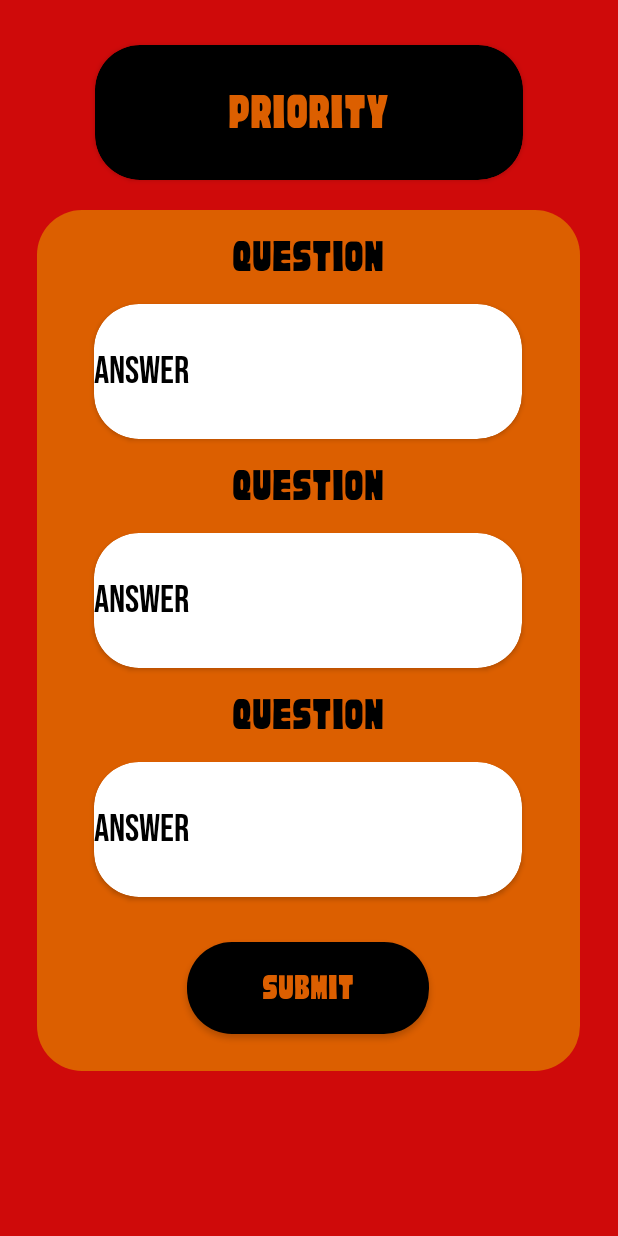
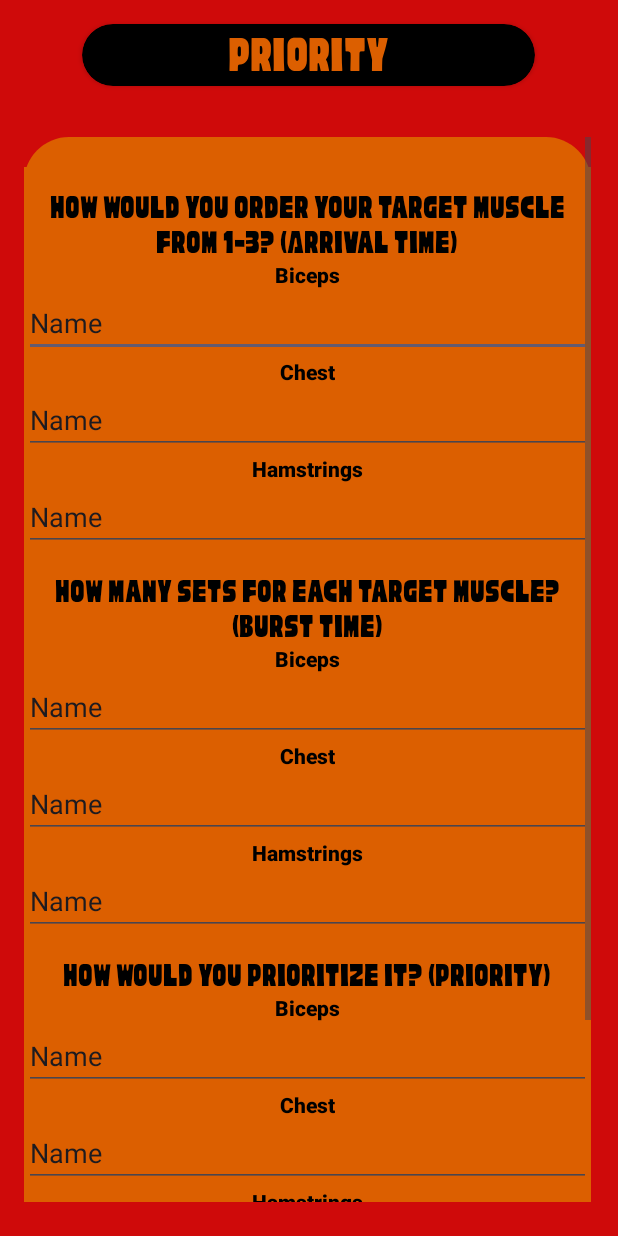
Before and after one commit to ImranTheMan/Flexify_Group4, an Android app: the layout priority_page.xml on its own in the app's theme, with its tools: preview values and no code run, on a phone screen of 412 x 824 dp. Run offline under Robolectric (Android 15) with nearby library versions, the phone set to English and light mode, and no system bars.

Commit message:
UPDATE for MR KARL

```diff
--- a/app/src/main/java/com/example/flexify/MainActivity.kt
+++ b/app/src/main/java/com/example/flexify/MainActivity.kt
@@ -6,6 +6,6 @@ import android.os.Bundle
 class MainActivity : AppCompatActivity() {
     override fun onCreate(savedInstanceState: Bundle?) {
         super.onCreate(savedInstanceState)
-        setContentView(R.layout.activity_main)
+        setContentView(R.layout.priority_page)
     }
 }
--- a/app/src/main/res/layout/priority_page.xml
+++ b/app/src/main/res/layout/priority_page.xml
@@ -6,15 +6,242 @@
     android:layout_height="match_parent"
     android:background="@color/AppBg">
 
+    <ScrollView
+        android:id="@+id/Scroller"
+        android:layout_width="378dp"
+        android:layout_height="710dp"
+        android:background="@drawable/rounded_edge"
+        app:layout_constraintBottom_toBottomOf="parent"
+        app:layout_constraintEnd_toEndOf="parent"
+        app:layout_constraintHorizontal_bias="0.461"
+        app:layout_constraintStart_toStartOf="parent"
+        app:layout_constraintTop_toTopOf="parent"
+        app:layout_constraintVertical_bias="0.804">
+
+        <LinearLayout
+            android:layout_width="match_parent"
+            android:layout_height="wrap_content"
+            android:layout_marginTop="20dp"
+            android:background="#DC5F00"
+            android:orientation="vertical">
+
+            <TextView
+                android:id="@+id/textView3"
+                android:layout_width="match_parent"
+                android:layout_height="wrap_content"
+                android:layout_gravity="center"
+                android:layout_marginTop="15dp"
+                android:fontFamily="@font/cubaofont"
+                android:gravity="center"
+                android:text="How would you order your target muscle from 1-3? (Arrival Time)"
+                android:textColor="#000000"
+                android:textSize="23sp" />
+
+            <TextView
+                android:id="@+id/textView11"
+                android:layout_width="match_parent"
+                android:layout_height="wrap_content"
+                android:fontFamily="sans-serif-black"
+                android:gravity="center"
+                android:text="Biceps"
+                android:textColor="#000000" />
+
+            <EditText
+                android:id="@+id/editBicepsP"
+                android:layout_width="match_parent"
+                android:layout_height="wrap_content"
+                android:ems="10"
+                android:inputType="number"
+                android:text="Name" />
+
+            <TextView
+                android:id="@+id/textView12"
+                android:layout_width="match_parent"
+                android:layout_height="wrap_content"
+                android:fontFamily="sans-serif-black"
+                android:gravity="center"
+                android:text="Chest"
+                android:textColor="#000000" />
+
+            <EditText
+                android:id="@+id/editChestP"
+                android:layout_width="match_parent"
+                android:layout_height="wrap_content"
+                android:ems="10"
+                android:inputType="number"
+                android:text="Name" />
+
+            <TextView
+                android:id="@+id/textView13"
+                android:layout_width="match_parent"
+                android:layout_height="wrap_content"
+                android:fontFamily="sans-serif-black"
+                android:gravity="center"
+                android:text="Hamstrings"
+                android:textColor="#000000" />
+
+            <EditText
+                android:id="@+id/editHamstringsP"
+                android:layout_width="match_parent"
+                android:layout_height="wrap_content"
+                android:ems="10"
+                android:inputType="number"
+                android:text="Name" />
+
+            <TextView
+                android:id="@+id/textView14"
+                android:layout_width="match_parent"
+                android:layout_height="wrap_content"
+                android:layout_gravity="center"
+                android:layout_marginTop="15dp"
+                android:fontFamily="@font/cubaofont"
+                android:gravity="center"
+                android:text="How many sets for each target muscle? (Burst Time)"
+                android:textColor="#000000"
+                android:textSize="23sp" />
+
+            <TextView
+                android:id="@+id/textView15"
+                android:layout_width="match_parent"
+                android:layout_height="wrap_content"
+                android:fontFamily="sans-serif-black"
+                android:gravity="center"
+                android:text="Biceps"
+                android:textColor="#000000" />
+
+            <EditText
+                android:id="@+id/editBicepsPBT"
+                android:layout_width="match_parent"
+                android:layout_height="wrap_content"
+                android:ems="10"
+                android:inputType="number"
+                android:text="Name" />
+
+            <TextView
+                android:id="@+id/textView16"
+                android:layout_width="match_parent"
+                android:layout_height="wrap_content"
+                android:fontFamily="sans-serif-black"
+                android:gravity="center"
+                android:text="Chest"
+                android:textColor="#000000" />
+
+            <EditText
+                android:id="@+id/editChestPBT"
+                android:layout_width="match_parent"
+                android:layout_height="wrap_content"
+                android:ems="10"
+                android:inputType="number"
+                android:text="Name" />
+
+            <TextView
+                android:id="@+id/textView17"
+                android:layout_width="match_parent"
+                android:layout_height="wrap_content"
+                android:fontFamily="sans-serif-black"
+                android:gravity="center"
+                android:text="Hamstrings"
+                android:textColor="#000000" />
+
+            <EditText
+                android:id="@+id/editHamstringsPBT"
+                android:layout_width="match_parent"
+                android:layout_height="wrap_content"
+                android:ems="10"
+                android:inputType="number"
+                android:text="Name" />
+
+            <TextView
+                android:id="@+id/textView18"
+                android:layout_width="match_parent"
+                android:layout_height="wrap_content"
+                android:layout_gravity="center"
+                android:layout_marginTop="15dp"
+                android:fontFamily="@font/cubaofont"
+                android:gravity="center"
+                android:text="How would you prioritize it? (Priority)"
+                android:textColor="#000000"
+                android:textSize="23sp" />
+
+            <TextView
+                android:id="@+id/textView19"
+                android:layout_width="match_parent"
+                android:layout_height="wrap_content"
+                android:fontFamily="sans-serif-black"
+                android:gravity="center"
+                android:text="Biceps"
+                android:textColor="#000000" />
+
+            <EditText
+                android:id="@+id/editBicepsPP"
+                android:layout_width="match_parent"
+                android:layout_height="wrap_content"
+                android:ems="10"
+                android:inputType="number"
+                android:text="Name" />
+
+            <TextView
+                android:id="@+id/textView20"
+                android:layout_width="match_parent"
+                android:layout_height="wrap_content"
+                android:fontFamily="sans-serif-black"
+                android:gravity="center"
+                android:text="Chest"
+                android:textColor="#000000" />
+
+            <EditText
+                android:id="@+id/editChestPP"
+                android:layout_width="match_parent"
+                android:layout_height="wrap_content"
+                android:ems="10"
+                android:inputType="number"
+                android:text="Name" />
+
+            <TextView
+                android:id="@+id/textView21"
+                android:layout_width="match_parent"
+                android:layout_height="wrap_content"
+                android:fontFamily="sans-serif-black"
+                android:gravity="center"
+                android:text="Hamstrings"
+                android:textColor="#000000" />
+
+            <EditText
+                android:id="@+id/editHamstringsPP"
+                android:layout_width="match_parent"
+                android:layout_height="wrap_content"
+                android:ems="10"
+                android:inputType="number"
+                android:text="Name" />
+
+            <androidx.appcompat.widget.AppCompatButton
+                android:layout_width="153dp"
+                android:layout_height="52dp"
+                android:layout_gravity="center"
+                android:layout_marginStart="16dp"
+                android:layout_marginTop="10dp"
+                android:layout_marginEnd="16dp"
+                android:layout_marginBottom="30dp"
+                android:background="@drawable/rounded_button"
+                android:fontFamily="@font/cubaofont"
+                android:text="SUBMIT"
+                android:textColor="#DC5F00"
+                android:textSize="25sp" />
+
+
+        </LinearLayout>
+    </ScrollView>
+
     <androidx.cardview.widget.CardView
         android:id="@+id/cardPriority"
-        android:layout_width="285dp"
-        android:layout_height="90dp"
+        android:layout_width="302dp"
+        android:layout_height="41dp"
         android:layout_gravity="center"
-        android:layout_marginTop="30dp"
+        android:layout_marginTop="16dp"
         app:cardBackgroundColor="#000000"
         app:cardCornerRadius="30dp"
         app:layout_constraintEnd_toEndOf="parent"
+        app:layout_constraintHorizontal_bias="0.494"
         app:layout_constraintStart_toStartOf="parent"
         app:layout_constraintTop_toTopOf="parent">
 
@@ -29,142 +256,4 @@
             android:textSize="35sp" />
     </androidx.cardview.widget.CardView>
 
-    <LinearLayout
-        android:layout_width="362dp"
-        android:layout_height="574dp"
-        android:layout_marginTop="20dp"
-        android:background="@drawable/rounded_edge"
-        android:orientation="vertical"
-        app:layout_constraintBottom_toBottomOf="parent"
-        app:layout_constraintEnd_toEndOf="parent"
-        app:layout_constraintHorizontal_bias="0.49"
-        app:layout_constraintStart_toStartOf="parent"
-        app:layout_constraintTop_toBottomOf="@+id/cardPriority"
-        app:layout_constraintVertical_bias="0.0">
-
-        <TextView
-            android:id="@+id/textView3"
-            android:layout_width="match_parent"
-            android:layout_height="wrap_content"
-            android:layout_gravity="center"
-            android:layout_marginTop="15dp"
-            android:fontFamily="@font/cubaofont"
-            android:gravity="center"
-            android:text="QUESTION"
-            android:textColor="#000000"
-            android:textSize="31sp" />
-
-        <androidx.cardview.widget.CardView
-            android:id="@+id/card1"
-            android:layout_width="285dp"
-            android:layout_height="90dp"
-            android:layout_gravity="center"
-            android:layout_marginTop="15dp"
-            app:cardBackgroundColor="#FFFFFF"
-            app:cardCornerRadius="30dp"
-            app:layout_constraintEnd_toEndOf="parent"
-            app:layout_constraintStart_toStartOf="parent"
-            app:layout_constraintTop_toTopOf="parent">
-
-            <TextView
-                android:id="@+id/text1"
-                android:layout_width="wrap_content"
-                android:layout_height="wrap_content"
-                android:layout_gravity="center|left"
-
-                android:fontFamily="@font/bebas"
-                android:text="Answer"
-                android:textColor="#000000"
-                android:textSize="25sp" />
-        </androidx.cardview.widget.CardView>
-
-        <TextView
-            android:id="@+id/textView4"
-            android:layout_width="match_parent"
-            android:layout_height="wrap_content"
-            android:layout_gravity="center"
-            android:layout_marginTop="15dp"
-            android:fontFamily="@font/cubaofont"
-            android:gravity="center"
-            android:text="QUESTION"
-            android:textColor="#000000"
-            android:textSize="31sp" />
-
-        <androidx.cardview.widget.CardView
-            android:id="@+id/card2"
-            android:layout_width="285dp"
-            android:layout_height="90dp"
-            android:layout_gravity="center"
-            android:layout_marginTop="15dp"
-            app:cardBackgroundColor="#FFFFFF"
-            app:cardCornerRadius="30dp"
-            app:layout_constraintEnd_toEndOf="parent"
-            app:layout_constraintStart_toStartOf="parent"
-            app:layout_constraintTop_toTopOf="parent">
-
-            <TextView
-                android:id="@+id/text2"
-                android:layout_width="wrap_content"
-                android:layout_height="wrap_content"
-                android:layout_gravity="center|left"
-
-                android:fontFamily="@font/bebas"
-                android:text="Answer"
-                android:textColor="#000000"
-                android:textSize="25sp" />
-        </androidx.cardview.widget.CardView>
-
-        <TextView
-            android:id="@+id/textView5"
-            android:layout_width="match_parent"
-            android:layout_height="wrap_content"
-            android:layout_gravity="center"
-            android:layout_marginTop="15dp"
-            android:fontFamily="@font/cubaofont"
-            android:gravity="center"
-            android:text="QUESTION"
-            android:textColor="#000000"
-            android:textSize="31sp" />
-
-        <androidx.cardview.widget.CardView
-            android:id="@+id/card3"
-            android:layout_width="285dp"
-            android:layout_height="90dp"
-            android:layout_gravity="center"
-            android:layout_marginTop="15dp"
-            app:cardBackgroundColor="#FFFFFF"
-            app:cardCornerRadius="30dp"
-            app:layout_constraintEnd_toEndOf="parent"
-            app:layout_constraintStart_toStartOf="parent"
-            app:layout_constraintTop_toTopOf="parent">
-
-            <TextView
-                android:id="@+id/text3"
-                android:layout_width="wrap_content"
-                android:layout_height="wrap_content"
-                android:layout_gravity="center|left"
-
-                android:fontFamily="@font/bebas"
-                android:text="Answer"
-                android:textColor="#000000"
-                android:textSize="25sp" />
-        </androidx.cardview.widget.CardView>
-
-        <androidx.appcompat.widget.AppCompatButton
-            android:layout_width="161dp"
-            android:layout_height="61dp"
-            android:layout_gravity="center"
-            android:layout_marginStart="16dp"
-            android:layout_marginTop="30dp"
-            android:layout_marginEnd="16dp"
-            android:layout_marginBottom="20dp"
-            android:background="@drawable/rounded_button"
-            android:fontFamily="@font/cubaofont"
-            android:text="SUBMIT"
-            android:textColor="#DC5F00"
-            android:textSize="25sp" />
-
-
-    </LinearLayout>
-
 </androidx.constraintlayout.widget.ConstraintLayout>
--- a/app/src/main/res/layout/scan_page.xml
+++ b/app/src/main/res/layout/scan_page.xml
@@ -50,7 +50,7 @@
             android:layout_marginTop="15dp"
             android:fontFamily="@font/cubaofont"
             android:gravity="center"
-            android:text="QUESTION"
+            android:text="Organize your Workout routine"
             android:textColor="#000000"
             android:textSize="31sp" />
 
```
Also changed, not shown: app/src/main/res/layout/sjf_page.xml (+96 -78 lines).
